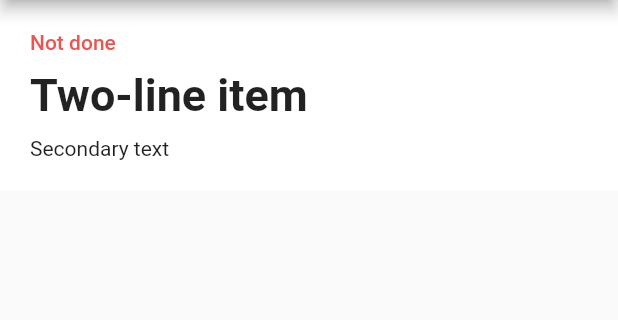
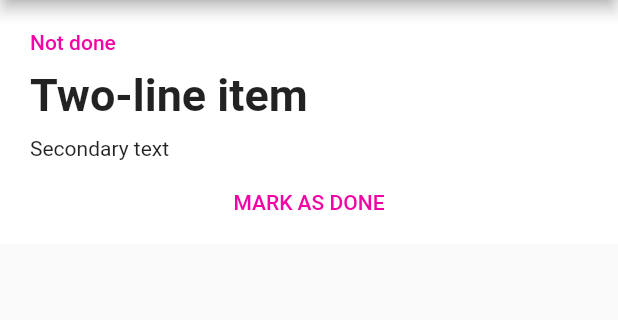
Before and after one commit to fedecor9/flutter-todo-app, a Flutter app: the screen it shows after launch, after a tap on "Two-line item", on a phone screen of 412 x 824 dp, the part 84-404 px from its top. Run offline on Flutter 3.47's test engine with Material 2 defaults, Android fonts, the phone set to English and light mode, and no system bars.

Commit message:
add mark as done button

```diff
--- a/lib/views/detailed_todo_page.dart
+++ b/lib/views/detailed_todo_page.dart
@@ -47,8 +47,9 @@ class DetaledTodoPage extends StatelessWidget {
             children: <Widget>[
               Text(
                 todo.done ? 'Done' : 'Not done',
-                style: TextStyle(
-                    color: Colors.red[400], fontWeight: FontWeight.w500),
+                style: const TextStyle(
+                    color: Color.fromARGB(255, 244, 2, 164),
+                    fontWeight: FontWeight.w500),
               ),
               Padding(
                 padding: const EdgeInsets.only(top: 10),
@@ -64,6 +65,20 @@ class DetaledTodoPage extends StatelessWidget {
                 padding: const EdgeInsets.only(top: 10),
                 child: Text(todo.description),
               ),
+              Center(
+                child: Padding(
+                  padding: const EdgeInsets.only(top: 20),
+                  child: GestureDetector(
+                    onTap: () => {},
+                    child: const Text(
+                      'MARK AS DONE',
+                      style: TextStyle(
+                          color: Color.fromARGB(255, 244, 2, 164),
+                          fontWeight: FontWeight.w500),
+                    ),
+                  ),
+                ),
+              ),
             ],
           ),
         ),
```
